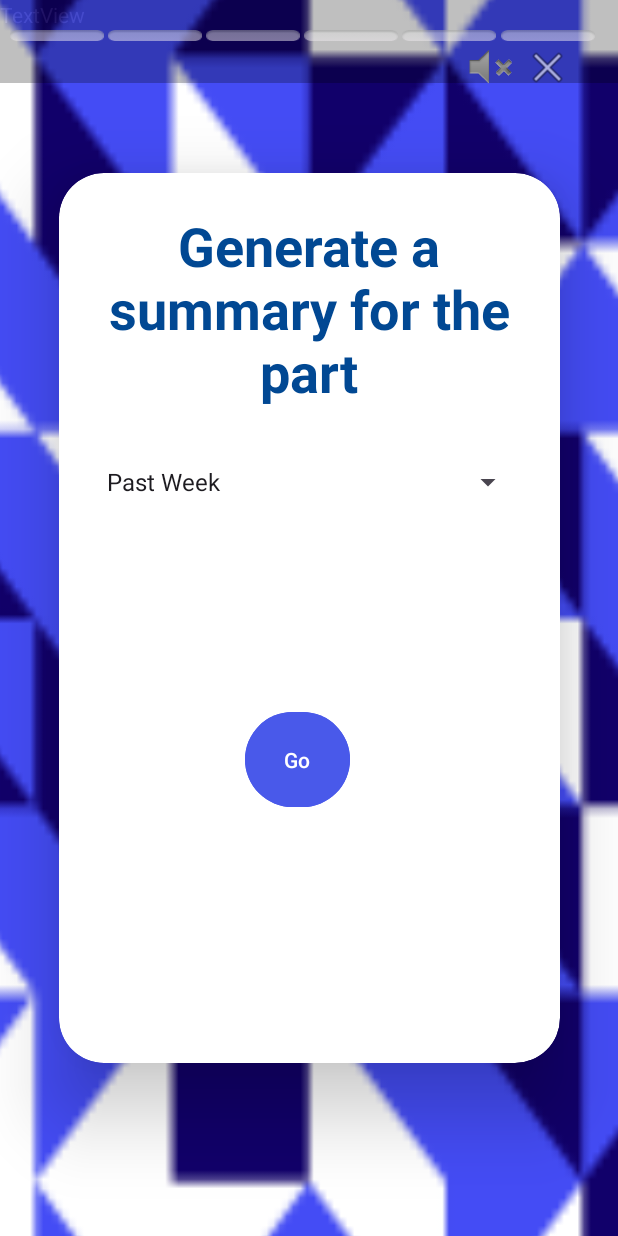
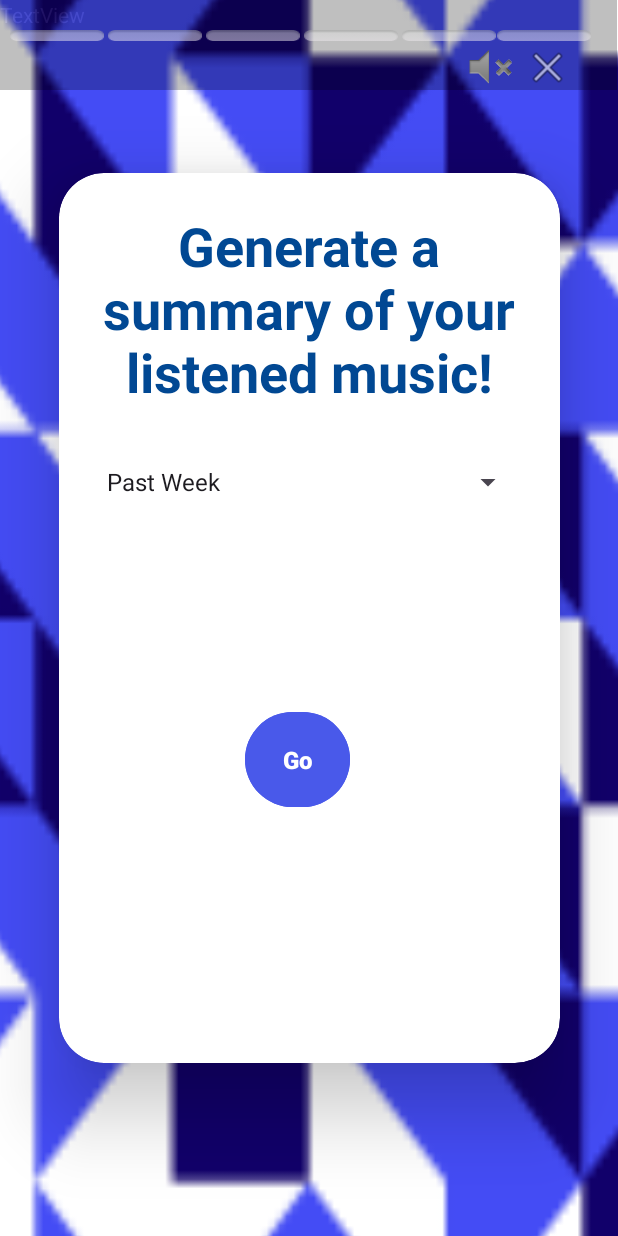
Before and after one commit to tkim602/spotify-wrapped, an Android app: the layout generate.xml on its own in the app's theme, with its tools: preview values and no code run, on a phone screen of 412 x 824 dp. Run offline under Robolectric (Android 15) with nearby library versions, the phone set to English and light mode, and no system bars.

Commit message:
generate V4

```diff
--- a/app/src/main/res/layout/generate.xml
+++ b/app/src/main/res/layout/generate.xml
@@ -62,7 +62,9 @@
                 android:layout_marginVertical="100dp"
                 android:backgroundTint="#4959EA"
                 android:text="Go"
-                android:textAlignment="center" />
+                android:textAlignment="center"
+                android:textSize="16sp"
+                android:textStyle="bold" />
 
 
         </LinearLayout>
@@ -71,8 +73,8 @@
 
     <TextView
         android:id="@+id/textView"
-        android:layout_width="414dp"
-        android:layout_height="55dp"
+        android:layout_width="411dp"
+        android:layout_height="60dp"
         android:alpha="0.25"
         android:background="#000000"
         android:text="TextView"
--- a/app/src/main/res/layout/homepage.xml
+++ b/app/src/main/res/layout/homepage.xml
@@ -1,6 +1,5 @@
 <?xml version="1.0" encoding="utf-8"?>
 <androidx.constraintlayout.widget.ConstraintLayout xmlns:android="http://schemas.android.com/apk/res/android"
+    xmlns:app="http://schemas.android.com/apk/res-auto"
     android:layout_width="match_parent"
-    android:layout_height="match_parent">
-
-</androidx.constraintlayout.widget.ConstraintLayout>
+    android:layout_height="match_parent"/>
--- a/app/src/main/res/values/strings.xml
+++ b/app/src/main/res/values/strings.xml
@@ -1,6 +1,6 @@
 <resources>
     <string name="app_name">SpotifyWrapped</string>
-    <string name="gen_text">Generate a summary for the part</string>
+    <string name="gen_text">Generate a summary of your listened music!</string>
     <string-array name="times">
         <item>Past Week</item>
         <item>Past Month</item>
```
Also changed, not shown: app/src/main/java/com/example/spotifywrapped/Activities/Generate.java (added, +26 -0 lines).
